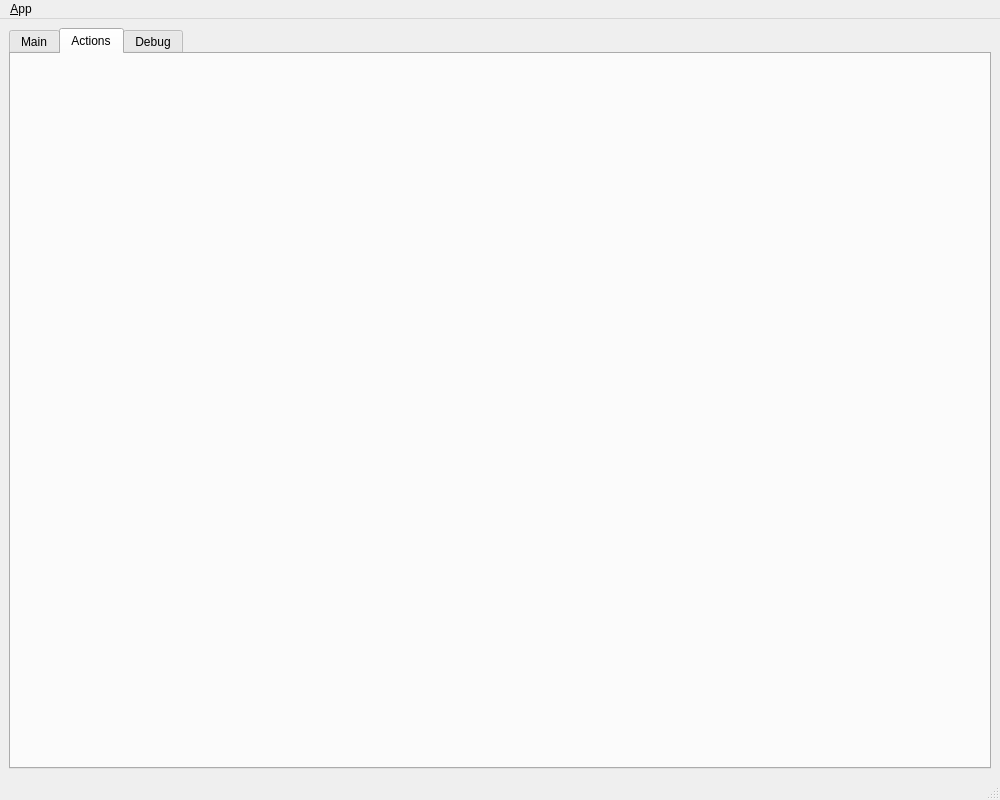
MikHut/vineslam, file vineslam_report/ui/main_window.ui: the form before one commit.
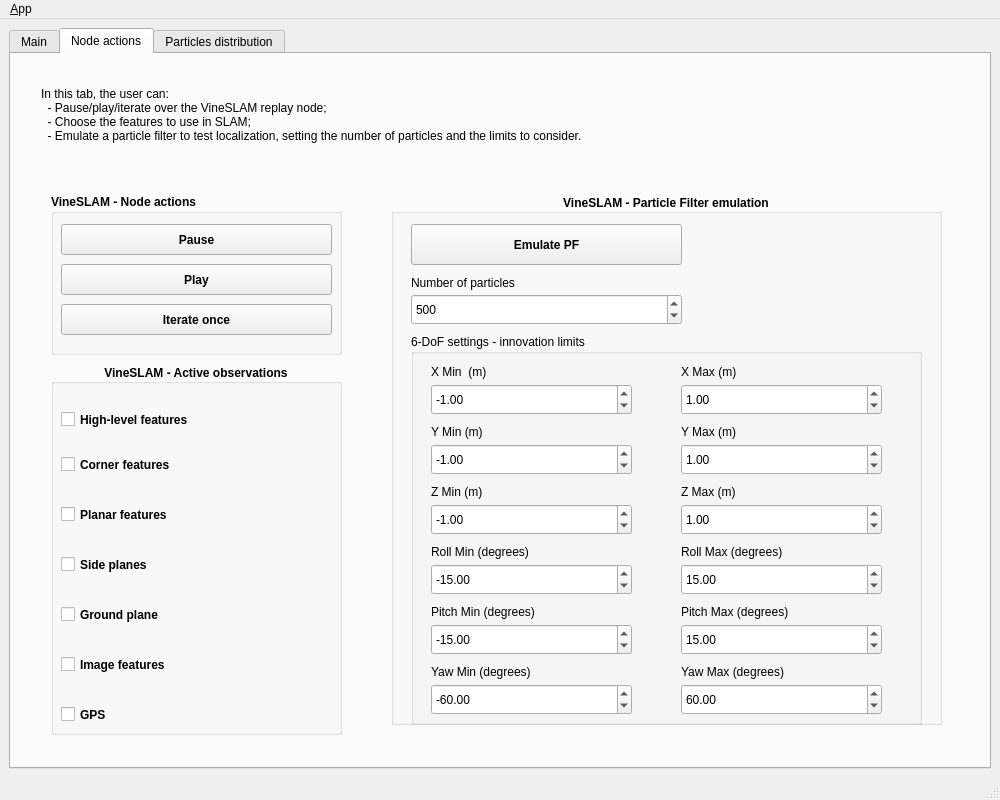
The form after the commit. The open tabs and pages were chosen to show the change. Icons and pictures are not drawn.

Commit message: (#67) particle filter emulation - created gui components

Patch:
```diff
--- a/vineslam_report/ui/main_window.ui
+++ b/vineslam_report/ui/main_window.ui
@@ -126,12 +126,675 @@
       </widget>
       <widget class="QWidget" name="actions_tab">
        <attribute name="title">
-        <string>Actions</string>
+        <string>Node actions</string>
        </attribute>
+       <widget class="QGroupBox" name="observations">
+        <property name="geometry">
+         <rect>
+          <x>40</x>
+          <y>310</y>
+          <width>291</width>
+          <height>371</height>
+         </rect>
+        </property>
+        <property name="font">
+         <font>
+          <weight>75</weight>
+          <bold>true</bold>
+         </font>
+        </property>
+        <property name="title">
+         <string>VineSLAM - Active observations</string>
+        </property>
+        <property name="alignment">
+         <set>Qt::AlignCenter</set>
+        </property>
+        <widget class="QCheckBox" name="high_level">
+         <property name="geometry">
+          <rect>
+           <x>10</x>
+           <y>40</y>
+           <width>271</width>
+           <height>31</height>
+          </rect>
+         </property>
+         <property name="text">
+          <string>High-level features</string>
+         </property>
+        </widget>
+        <widget class="QCheckBox" name="corners">
+         <property name="geometry">
+          <rect>
+           <x>10</x>
+           <y>90</y>
+           <width>271</width>
+           <height>21</height>
+          </rect>
+         </property>
+         <property name="text">
+          <string>Corner features</string>
+         </property>
+        </widget>
+        <widget class="QCheckBox" name="planar">
+         <property name="geometry">
+          <rect>
+           <x>10</x>
+           <y>140</y>
+           <width>271</width>
+           <height>21</height>
+          </rect>
+         </property>
+         <property name="text">
+          <string>Planar features</string>
+         </property>
+        </widget>
+        <widget class="QCheckBox" name="planes">
+         <property name="geometry">
+          <rect>
+           <x>10</x>
+           <y>190</y>
+           <width>271</width>
+           <height>21</height>
+          </rect>
+         </property>
+         <property name="text">
+          <string>Side planes</string>
+         </property>
+        </widget>
+        <widget class="QCheckBox" name="ground">
+         <property name="geometry">
+          <rect>
+           <x>10</x>
+           <y>240</y>
+           <width>271</width>
+           <height>21</height>
+          </rect>
+         </property>
+         <property name="text">
+          <string>Ground plane</string>
+         </property>
+        </widget>
+        <widget class="QCheckBox" name="image_features">
+         <property name="geometry">
+          <rect>
+           <x>10</x>
+           <y>290</y>
+           <width>271</width>
+           <height>21</height>
+          </rect>
+         </property>
+         <property name="text">
+          <string>Image features </string>
+         </property>
+        </widget>
+        <widget class="QCheckBox" name="gps">
+         <property name="geometry">
+          <rect>
+           <x>10</x>
+           <y>340</y>
+           <width>271</width>
+           <height>21</height>
+          </rect>
+         </property>
+         <property name="text">
+          <string>GPS</string>
+         </property>
+        </widget>
+       </widget>
+       <widget class="QGroupBox" name="pf_emulation">
+        <property name="geometry">
+         <rect>
+          <x>380</x>
+          <y>140</y>
+          <width>551</width>
+          <height>531</height>
+         </rect>
+        </property>
+        <property name="font">
+         <font>
+          <weight>75</weight>
+          <bold>true</bold>
+         </font>
+        </property>
+        <property name="title">
+         <string>VineSLAM - Particle Filter emulation</string>
+        </property>
+        <property name="alignment">
+         <set>Qt::AlignCenter</set>
+        </property>
+        <property name="flat">
+         <bool>false</bool>
+        </property>
+        <property name="checkable">
+         <bool>false</bool>
+        </property>
+        <widget class="QGroupBox" name="groupBox_2">
+         <property name="geometry">
+          <rect>
+           <x>20</x>
+           <y>140</y>
+           <width>511</width>
+           <height>391</height>
+          </rect>
+         </property>
+         <property name="font">
+          <font>
+           <weight>50</weight>
+           <bold>false</bold>
+          </font>
+         </property>
+         <property name="title">
+          <string>6-DoF settings - innovation limits</string>
+         </property>
+         <widget class="QDoubleSpinBox" name="xmin">
+          <property name="geometry">
+           <rect>
+            <x>20</x>
+            <y>50</y>
+            <width>201</width>
+            <height>31</height>
+           </rect>
+          </property>
+          <property name="minimum">
+           <double>-10.000000000000000</double>
+          </property>
+          <property name="maximum">
+           <double>10.000000000000000</double>
+          </property>
+          <property name="value">
+           <double>-1.000000000000000</double>
+          </property>
+         </widget>
+         <widget class="QDoubleSpinBox" name="xmax">
+          <property name="geometry">
+           <rect>
+            <x>270</x>
+            <y>50</y>
+            <width>201</width>
+            <height>31</height>
+           </rect>
+          </property>
+          <property name="minimum">
+           <double>-10.000000000000000</double>
+          </property>
+          <property name="maximum">
+           <double>10.000000000000000</double>
+          </property>
+          <property name="value">
+           <double>1.000000000000000</double>
+          </property>
+         </widget>
+         <widget class="QLabel" name="label_13">
+          <property name="geometry">
+           <rect>
+            <x>20</x>
+            <y>30</y>
+            <width>71</width>
+            <height>16</height>
+           </rect>
+          </property>
+          <property name="text">
+           <string>X Min  (m)</string>
+          </property>
+         </widget>
+         <widget class="QLabel" name="label_14">
+          <property name="geometry">
+           <rect>
+            <x>270</x>
+            <y>30</y>
+            <width>71</width>
+            <height>16</height>
+           </rect>
+          </property>
+          <property name="text">
+           <string>X Max (m)</string>
+          </property>
+         </widget>
+         <widget class="QDoubleSpinBox" name="ymin">
+          <property name="geometry">
+           <rect>
+            <x>20</x>
+            <y>110</y>
+            <width>201</width>
+            <height>31</height>
+           </rect>
+          </property>
+          <property name="minimum">
+           <double>-10.000000000000000</double>
+          </property>
+          <property name="maximum">
+           <double>10.000000000000000</double>
+          </property>
+          <property name="value">
+           <double>-1.000000000000000</double>
+          </property>
+         </widget>
+         <widget class="QLabel" name="label_15">
+          <property name="geometry">
+           <rect>
+            <x>270</x>
+            <y>90</y>
+            <width>71</width>
+            <height>16</height>
+           </rect>
+          </property>
+          <property name="text">
+           <string>Y Max (m)</string>
+          </property>
+         </widget>
+         <widget class="QLabel" name="label_16">
+          <property name="geometry">
+           <rect>
+            <x>20</x>
+            <y>90</y>
+            <width>71</width>
+            <height>16</height>
+           </rect>
+          </property>
+          <property name="text">
+           <string>Y Min (m)</string>
+          </property>
+         </widget>
+         <widget class="QDoubleSpinBox" name="ymax">
+          <property name="geometry">
+           <rect>
+            <x>270</x>
+            <y>110</y>
+            <width>201</width>
+            <height>31</height>
+           </rect>
+          </property>
+          <property name="minimum">
+           <double>-10.000000000000000</double>
+          </property>
+          <property name="maximum">
+           <double>10.000000000000000</double>
+          </property>
+          <property name="value">
+           <double>1.000000000000000</double>
+          </property>
+         </widget>
+         <widget class="QDoubleSpinBox" name="zmax">
+          <property name="geometry">
+           <rect>
+            <x>270</x>
+            <y>170</y>
+            <width>201</width>
+            <height>31</height>
+           </rect>
+          </property>
+          <property name="minimum">
+           <double>-10.000000000000000</double>
+          </property>
+          <property name="maximum">
+           <double>10.000000000000000</double>
+          </property>
+          <property name="value">
+           <double>1.000000000000000</double>
+          </property>
+         </widget>
+         <widget class="QDoubleSpinBox" name="zmin">
+          <property name="geometry">
+           <rect>
+            <x>20</x>
+            <y>170</y>
+            <width>201</width>
+            <height>31</height>
+           </rect>
+          </property>
+          <property name="minimum">
+           <double>-10.000000000000000</double>
+          </property>
+          <property name="maximum">
+           <double>10.000000000000000</double>
+          </property>
+          <property name="value">
+           <double>-1.000000000000000</double>
+          </property>
+         </widget>
+         <widget class="QLabel" name="label_17">
+          <property name="geometry">
+           <rect>
+            <x>20</x>
+            <y>150</y>
+            <width>71</width>
+            <height>16</height>
+           </rect>
+          </property>
+          <property name="text">
+           <string>Z Min (m)</string>
+          </property>
+         </widget>
+         <widget class="QLabel" name="label_18">
+          <property name="geometry">
+           <rect>
+            <x>270</x>
+            <y>150</y>
+            <width>71</width>
+            <height>16</height>
+           </rect>
+          </property>
+          <property name="text">
+           <string>Z Max (m)</string>
+          </property>
+         </widget>
+         <widget class="QLabel" name="label_19">
+          <property name="geometry">
+           <rect>
+            <x>20</x>
+            <y>210</y>
+            <width>131</width>
+            <height>16</height>
+           </rect>
+          </property>
+          <property name="text">
+           <string>Roll Min (degrees) </string>
+          </property>
+         </widget>
+         <widget class="QLabel" name="label_20">
+          <property name="geometry">
+           <rect>
+            <x>270</x>
+            <y>210</y>
+            <width>131</width>
+            <height>16</height>
+           </rect>
+          </property>
+          <property name="text">
+           <string>Roll Max (degrees) </string>
+          </property>
+         </widget>
+         <widget class="QDoubleSpinBox" name="Rmax">
+          <property name="geometry">
+           <rect>
+            <x>270</x>
+            <y>230</y>
+            <width>201</width>
+            <height>31</height>
+           </rect>
+          </property>
+          <property name="minimum">
+           <double>-180.000000000000000</double>
+          </property>
+          <property name="maximum">
+           <double>180.000000000000000</double>
+          </property>
+          <property name="value">
+           <double>15.000000000000000</double>
+          </property>
+         </widget>
+         <widget class="QDoubleSpinBox" name="Rmin">
+          <property name="geometry">
+           <rect>
+            <x>20</x>
+            <y>230</y>
+            <width>201</width>
+            <height>31</height>
+           </rect>
+          </property>
+          <property name="minimum">
+           <double>-180.000000000000000</double>
+          </property>
+          <property name="maximum">
+           <double>180.000000000000000</double>
+          </property>
+          <property name="value">
+           <double>-15.000000000000000</double>
+          </property>
+         </widget>
+         <widget class="QDoubleSpinBox" name="Pmin">
+          <property name="geometry">
+           <rect>
+            <x>20</x>
+            <y>290</y>
+            <width>201</width>
+            <height>31</height>
+           </rect>
+          </property>
+          <property name="minimum">
+           <double>-180.000000000000000</double>
+          </property>
+          <property name="maximum">
+           <double>180.000000000000000</double>
+          </property>
+          <property name="value">
+           <double>-15.000000000000000</double>
+          </property>
+         </widget>
+         <widget class="QDoubleSpinBox" name="Pmax">
+          <property name="geometry">
+           <rect>
+            <x>270</x>
+            <y>290</y>
+            <width>201</width>
+            <height>31</height>
+           </rect>
+          </property>
+          <property name="value">
+           <double>15.000000000000000</double>
+          </property>
+         </widget>
+         <widget class="QLabel" name="label_21">
+          <property name="geometry">
+           <rect>
+            <x>270</x>
+            <y>270</y>
+            <width>141</width>
+            <height>16</height>
+           </rect>
+          </property>
+          <property name="text">
+           <string>Pitch Max (degrees) </string>
+          </property>
+         </widget>
+         <widget class="QLabel" name="label_22">
+          <property name="geometry">
+           <rect>
+            <x>20</x>
+            <y>270</y>
+            <width>141</width>
+            <height>16</height>
+           </rect>
+          </property>
+          <property name="text">
+           <string>Pitch Min (degrees)  </string>
+          </property>
+         </widget>
+         <widget class="QDoubleSpinBox" name="Ymin">
+          <property name="geometry">
+           <rect>
+            <x>20</x>
+            <y>350</y>
+            <width>201</width>
+            <height>31</height>
+           </rect>
+          </property>
+          <property name="minimum">
+           <double>-180.000000000000000</double>
+          </property>
+          <property name="maximum">
+           <double>180.000000000000000</double>
+          </property>
+          <property name="value">
+           <double>-60.000000000000000</double>
+          </property>
+         </widget>
+         <widget class="QLabel" name="label_23">
+          <property name="geometry">
+           <rect>
+            <x>270</x>
+            <y>330</y>
+            <width>141</width>
+            <height>16</height>
+           </rect>
+          </property>
+          <property name="text">
+           <string>Yaw Max (degrees) </string>
+          </property>
+         </widget>
+         <widget class="QLabel" name="label_24">
+          <property name="geometry">
+           <rect>
+            <x>20</x>
+            <y>330</y>
+            <width>131</width>
+            <height>16</height>
+           </rect>
+          </property>
+          <property name="text">
+           <string>Yaw Min (degrees) </string>
+          </property>
+         </widget>
+         <widget class="QDoubleSpinBox" name="Ymax">
+          <property name="geometry">
+           <rect>
+            <x>270</x>
+            <y>350</y>
+            <width>201</width>
+            <height>31</height>
+           </rect>
+          </property>
+          <property name="value">
+           <double>60.000000000000000</double>
+          </property>
+         </widget>
+        </widget>
+        <widget class="QSpinBox" name="n_particles">
+         <property name="geometry">
+          <rect>
+           <x>20</x>
+           <y>100</y>
+           <width>271</width>
+           <height>31</height>
+          </rect>
+         </property>
+         <property name="font">
+          <font>
+           <weight>50</weight>
+           <bold>false</bold>
+          </font>
+         </property>
+         <property name="maximum">
+          <number>2000</number>
+         </property>
+         <property name="value">
+          <number>500</number>
+         </property>
+        </widget>
+        <widget class="QPushButton" name="emulate_pf">
+         <property name="geometry">
+          <rect>
+           <x>20</x>
+           <y>30</y>
+           <width>271</width>
+           <height>41</height>
+          </rect>
+         </property>
+         <property name="text">
+          <string>Emulate PF</string>
+         </property>
+        </widget>
+        <widget class="QLabel" name="label_26">
+         <property name="geometry">
+          <rect>
+           <x>20</x>
+           <y>80</y>
+           <width>191</width>
+           <height>17</height>
+          </rect>
+         </property>
+         <property name="font">
+          <font>
+           <weight>50</weight>
+           <bold>false</bold>
+          </font>
+         </property>
+         <property name="text">
+          <string>Number of particles</string>
+         </property>
+        </widget>
+       </widget>
+       <widget class="QLabel" name="description_actions">
+        <property name="geometry">
+         <rect>
+          <x>30</x>
+          <y>20</y>
+          <width>921</width>
+          <height>81</height>
+         </rect>
+        </property>
+        <property name="text">
+         <string>In this tab, the user can:
+  - Pause/play/iterate over the VineSLAM replay node;
+  - Choose the features to use in SLAM;
+  - Emulate a particle filter to test localization, setting the number of particles and the limits to consider.</string>
+        </property>
+       </widget>
+       <widget class="QGroupBox" name="node_actions">
+        <property name="geometry">
+         <rect>
+          <x>40</x>
+          <y>140</y>
+          <width>291</width>
+          <height>161</height>
+         </rect>
+        </property>
+        <property name="font">
+         <font>
+          <weight>75</weight>
+          <bold>true</bold>
+         </font>
+        </property>
+        <property name="title">
+         <string>VineSLAM - Node actions</string>
+        </property>
+        <widget class="QPushButton" name="pause">
+         <property name="geometry">
+          <rect>
+           <x>10</x>
+           <y>30</y>
+           <width>271</width>
+           <height>31</height>
+          </rect>
+         </property>
+         <property name="toolTip">
+          <string/>
+         </property>
+         <property name="text">
+          <string>Pause</string>
+         </property>
+        </widget>
+        <widget class="QPushButton" name="play">
+         <property name="geometry">
+          <rect>
+           <x>10</x>
+           <y>70</y>
+           <width>271</width>
+           <height>31</height>
+          </rect>
+         </property>
+         <property name="text">
+          <string>Play</string>
+         </property>
+        </widget>
+        <widget class="QPushButton" name="iterate">
+         <property name="geometry">
+          <rect>
+           <x>10</x>
+           <y>110</y>
+           <width>271</width>
+           <height>31</height>
+          </rect>
+         </property>
+         <property name="text">
+          <string>Iterate once</string>
+         </property>
+        </widget>
+       </widget>
       </widget>
       <widget class="QWidget" name="debug_tab">
        <attribute name="title">
-        <string>Debug</string>
+        <string>Particles distribution</string>
        </attribute>
        <widget class="QToolBox" name="toolBox">
         <property name="geometry">
```
Left out of the diff: 41 changed lines with no effect on the pictures. The commit also changes 5 other files.
